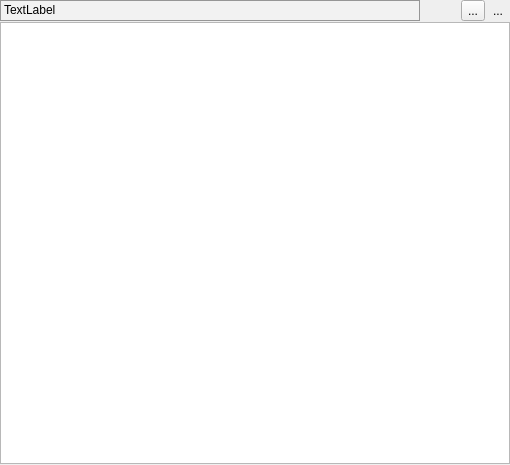
The window that Viewer/src/CodeItemWidget.ui (ecmwf/ecflow) describes before a commit, drawn with Qt 5.
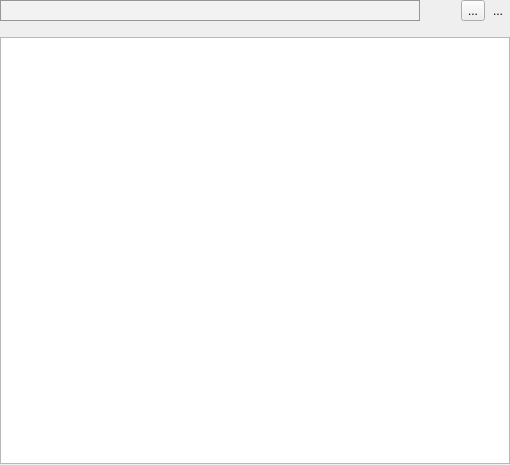
The same window after the commit. Icons and pictures are not drawn. Custom widgets are drawn as their Qt base class.

Diff of the .ui file:
```diff
--- a/Viewer/src/CodeItemWidget.ui
+++ b/Viewer/src/CodeItemWidget.ui
@@ -38,7 +38,7 @@
         <enum>QFrame::StyledPanel</enum>
        </property>
        <property name="text">
-        <string>TextLabel</string>
+        <string/>
        </property>
        <property name="margin">
         <number>2</number>
@@ -93,6 +93,16 @@
      </item>
     </layout>
    </item>
+   <item>
+    <widget class="MessageLabel" name="messageLabel_">
+     <property name="text">
+      <string/>
+     </property>
+     <property name="textInteractionFlags">
+      <set>Qt::NoTextInteraction</set>
+     </property>
+    </widget>
+   </item>
    <item>
     <widget class="TextEdit" name="textEdit_">
      <property name="sizePolicy">
@@ -126,6 +136,11 @@
    <extends>QPlainTextEdit</extends>
    <header location="global">TextEdit.hpp</header>
   </customwidget>
+  <customwidget>
+   <class>MessageLabel</class>
+   <extends>QLabel</extends>
+   <header location="global">MessageLabel.hpp</header>
+  </customwidget>
  </customwidgets>
  <resources>
   <include location="viewer.qrc"/>
```
Left out of the diff: 2 changed lines with no effect on the pictures.
